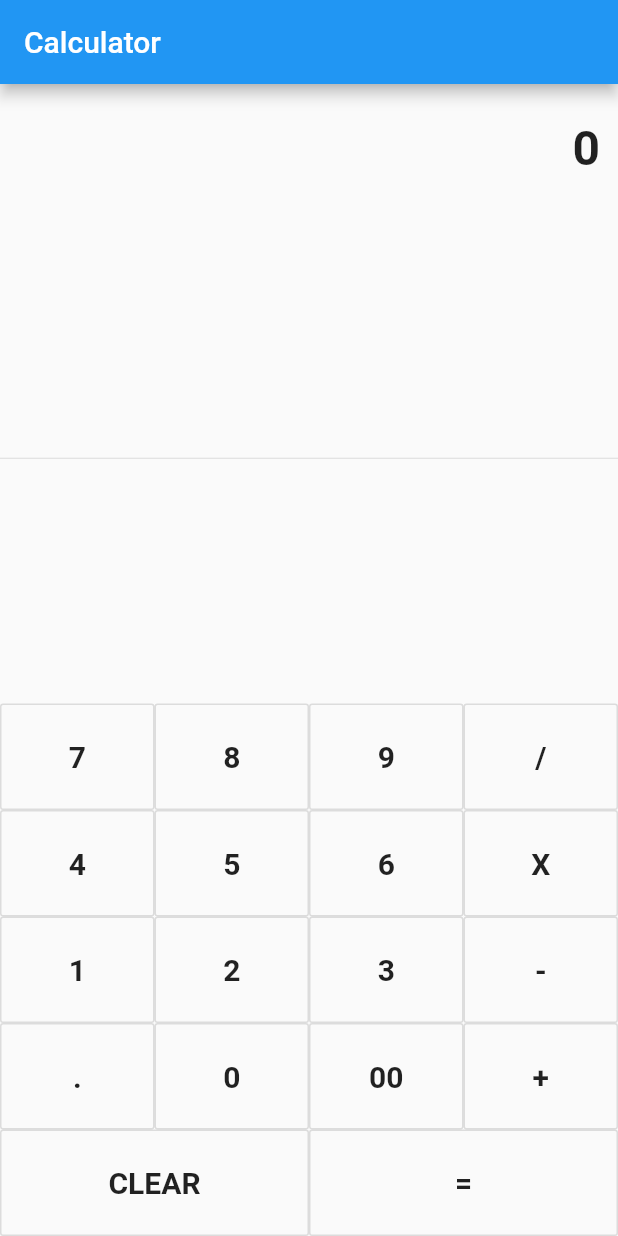
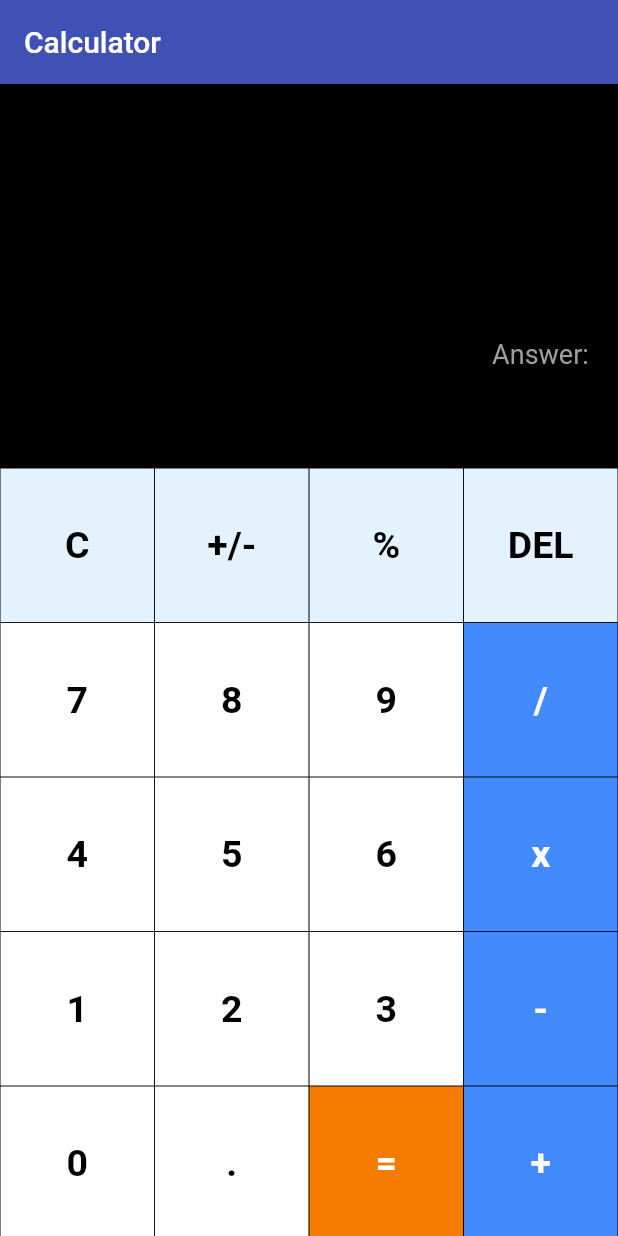
Before and after one commit to mukeshkumar7470/CalculatorAppFlutter, a Flutter app: the screen it shows after launch, on a phone screen of 412 x 824 dp. Run offline on Flutter 3.47's test engine with Material 2 defaults, Android fonts, the phone set to English and light mode, and no system bars; our stand-ins replace math_expressions.

Commit message:
Calculator2

```diff
--- a/lib/main.dart
+++ b/lib/main.dart
@@ -1,3 +1,5 @@
+import 'package:calculator_app_flutter/pages/calculator_two.dart';
+import 'package:flutter/cupertino.dart';
 import 'package:flutter/material.dart';
 import 'package:calculator_app_flutter/pages/home_page.dart';
 
@@ -15,9 +17,10 @@ class MyApp extends StatelessWidget {
       debugShowCheckedModeBanner: false,
       title: 'Flutter Calculator',
       theme: ThemeData(
-        primarySwatch: Colors.blue,
+         primarySwatch: Colors.indigo,
       ),
-      home: const MyHomePage(title: 'Calculator'),
+     // home: const MyHomePage(title: 'Calculator'),
+      home: const CalculatorTwo(),
     );
   }
 }
--- /dev/null
+++ b/lib/pages/calculator_two.dart
@@ -0,0 +1,209 @@
+import 'package:calculator_app_flutter/pages/widgets/my_button.dart';
+import 'package:flutter/material.dart';
+import 'package:math_expressions/math_expressions.dart';
+
+class CalculatorTwo extends StatefulWidget {
+  const CalculatorTwo({Key? key}) : super(key: key);
+
+  @override
+  _CalculatorTwoState createState() => _CalculatorTwoState();
+}
+
+class _CalculatorTwoState extends State<CalculatorTwo> {
+  var userInput = '';
+  var answer = '';
+
+  // Array of button
+  final List<String> buttons = [
+    'C',
+    '+/-',
+    '%',
+    'DEL',
+    '7',
+    '8',
+    '9',
+    '/',
+    '4',
+    '5',
+    '6',
+    'x',
+    '1',
+    '2',
+    '3',
+    '-',
+    '0',
+    '.',
+    '=',
+    '+',
+  ];
+
+  @override
+  Widget build(BuildContext context) {
+    return Scaffold(
+      appBar: AppBar(
+        title: const Text("Calculator"),
+      ),
+      backgroundColor: Colors.black,
+      body: Container(
+        width: MediaQuery.of(context).size.width > 700
+            ? 500
+            : MediaQuery.of(context).size.width,
+        child: Column(
+          children: <Widget>[
+            Expanded(
+              flex: 2,
+              child: Container(
+                child: Column(
+                    mainAxisAlignment: MainAxisAlignment.spaceEvenly,
+                    children: <Widget>[
+                      Container(
+                        padding: EdgeInsets.all(20),
+                        alignment: Alignment.centerRight,
+                        child: Text(
+                          userInput,
+                          style: const TextStyle(
+                              fontSize: 18, color: Colors.white),
+                        ),
+                      ),
+                      Container(
+                        padding: const EdgeInsets.all(15),
+                        alignment: Alignment.center,
+                        child: Row(
+                          mainAxisAlignment: MainAxisAlignment.end,
+                          children: <Widget>[
+                            const Text(
+                              "Answer: ",
+                              style: TextStyle(
+                                  fontSize: 18,
+                                  color: Colors.grey,
+                                  fontWeight: FontWeight.normal),
+                            ),
+                            Text(
+                              answer,
+                              style: const TextStyle(
+                                  fontSize: 30,
+                                  color: Colors.white,
+                                  fontWeight: FontWeight.bold),
+                            ),
+                          ],
+                        ),
+                      ),
+                    ]),
+              ),
+            ),
+            Expanded(
+              flex: 4,
+              child: GridView.builder(
+                  itemCount: buttons.length,
+                  gridDelegate: SliverGridDelegateWithFixedCrossAxisCount(
+                      crossAxisCount:
+                          MediaQuery.of(context).size.width > 700 ? 5 : 4),
+                  itemBuilder: (BuildContext context, int index) {
+                    // Clear Button
+                    if (index == 0) {
+                      return MyButton(
+                        buttontapped: () {
+                          setState(() {
+                            userInput = '';
+                            answer = '0';
+                          });
+                        },
+                        buttonText: buttons[index],
+                        color: Colors.blue[50],
+                        textColor: Colors.black,
+                      );
+                    }
+
+                    // +/- button
+                    else if (index == 1) {
+                      return MyButton(
+                        buttonText: buttons[index],
+                        color: Colors.blue[50],
+                        textColor: Colors.black,
+                      );
+                    }
+                    // % Button
+                    else if (index == 2) {
+                      return MyButton(
+                        buttontapped: () {
+                          setState(() {
+                            userInput += buttons[index];
+                          });
+                        },
+                        buttonText: buttons[index],
+                        color: Colors.blue[50],
+                        textColor: Colors.black,
+                      );
+                    }
+                    // Delete Button
+                    else if (index == 3) {
+                      return MyButton(
+                        buttontapped: () {
+                          setState(() {
+                            userInput =
+                                userInput.substring(0, userInput.length - 1);
+                          });
+                        },
+                        buttonText: buttons[index],
+                        color: Colors.blue[50],
+                        textColor: Colors.black,
+                      );
+                    }
+                    // Equal_to Button
+                    else if (index == 18) {
+                      return MyButton(
+                        buttontapped: () {
+                          setState(() {
+                            equalPressed();
+                          });
+                        },
+                        buttonText: buttons[index],
+                        color: Colors.orange[700],
+                        textColor: Colors.white,
+                      );
+                    }
+
+                    //  other buttons
+                    else {
+                      return MyButton(
+                        buttontapped: () {
+                          setState(() {
+                            userInput += buttons[index];
+                          });
+                        },
+                        buttonText: buttons[index],
+                        color: isOperator(buttons[index])
+                            ? Colors.blueAccent
+                            : Colors.white,
+                        textColor: isOperator(buttons[index])
+                            ? Colors.white
+                            : Colors.black,
+                      );
+                    }
+                  }),
+            ),
+          ],
+        ),
+      ),
+    );
+  }
+
+  bool isOperator(String x) {
+    if (x == '/' || x == 'x' || x == '-' || x == '+' || x == '=') {
+      return true;
+    }
+    return false;
+  }
+
+// function to calculate the input operation
+  void equalPressed() {
+    String finaluserinput = userInput;
+    finaluserinput = userInput.replaceAll('x', '*');
+
+    Parser p = Parser();
+    Expression exp = p.parse(finaluserinput);
+    ContextModel cm = ContextModel();
+    double eval = exp.evaluate(EvaluationType.REAL, cm);
+    answer = eval.toString();
+  }
+}
--- /dev/null
+++ b/lib/pages/widgets/my_button.dart
@@ -0,0 +1,39 @@
+import 'package:flutter/material.dart';
+
+class MyButton extends StatelessWidget {
+
+  // declaring variables
+  final color;
+  final textColor;
+  final String buttonText;
+  final buttontapped;
+
+  //Constructor
+  MyButton({this.color, this.textColor, required this.buttonText, this.buttontapped});
+
+  @override
+  Widget build(BuildContext context) {
+    return GestureDetector(
+      onTap: buttontapped,
+      child: Padding(
+        padding: const EdgeInsets.all(0.2),
+        child: ClipRRect(
+          // borderRadius: BorderRadius.circular(25),
+          child: Container(
+            color: color,
+            child: Center(
+              child: Text(
+                buttonText,
+                style: TextStyle(
+                  color: textColor,
+                  fontSize: 25,
+                  fontWeight: FontWeight.bold,
+                ),
+              ),
+            ),
+          ),
+        ),
+      ),
+    );
+  }
+}
--- a/pubspec.yaml
+++ b/pubspec.yaml
@@ -34,6 +34,7 @@ dependencies:
   # The following adds the Cupertino Icons font to your application.
   # Use with the CupertinoIcons class for iOS style icons.
   cupertino_icons: ^1.0.2
+  math_expressions: ^2.2.0
 
 dev_dependencies:
   flutter_test:
```
Also changed, not shown: pubspec.lock.
